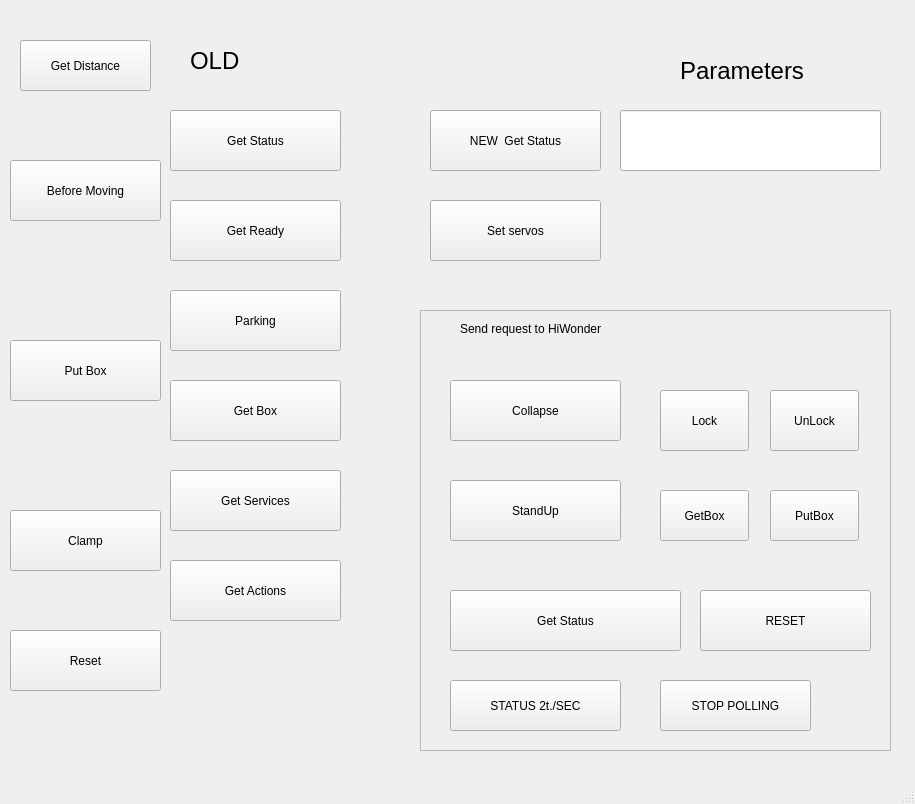
Qt form mobman/gui-client/mainwindow.ui (evkuz/qt_linux) before a commit.
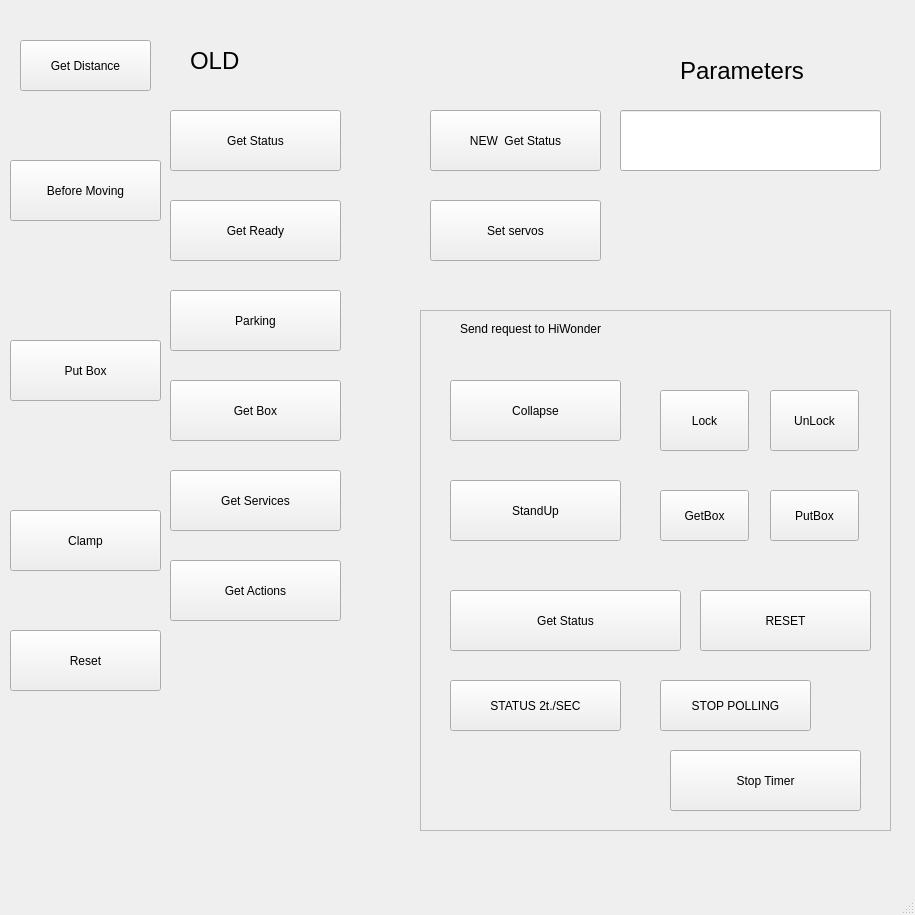
The same form after that commit.

What changed in the file:
```diff
--- a/mobman/gui-client/mainwindow.ui
+++ b/mobman/gui-client/mainwindow.ui
@@ -7,7 +7,7 @@
     <x>0</x>
     <y>0</y>
     <width>915</width>
-    <height>804</height>
+    <height>915</height>
    </rect>
   </property>
   <property name="windowTitle">
@@ -235,7 +235,7 @@
       <x>420</x>
       <y>310</y>
       <width>471</width>
-      <height>441</height>
+      <height>521</height>
      </rect>
     </property>
     <property name="frameShape">
@@ -387,6 +387,19 @@
       <string>RESET</string>
      </property>
     </widget>
+    <widget class="QPushButton" name="StopTimerButton">
+     <property name="geometry">
+      <rect>
+       <x>250</x>
+       <y>440</y>
+       <width>191</width>
+       <height>61</height>
+      </rect>
+     </property>
+     <property name="text">
+      <string>Stop Timer</string>
+     </property>
+    </widget>
    </widget>
   </widget>
   <widget class="QMenuBar" name="menubar">
```
